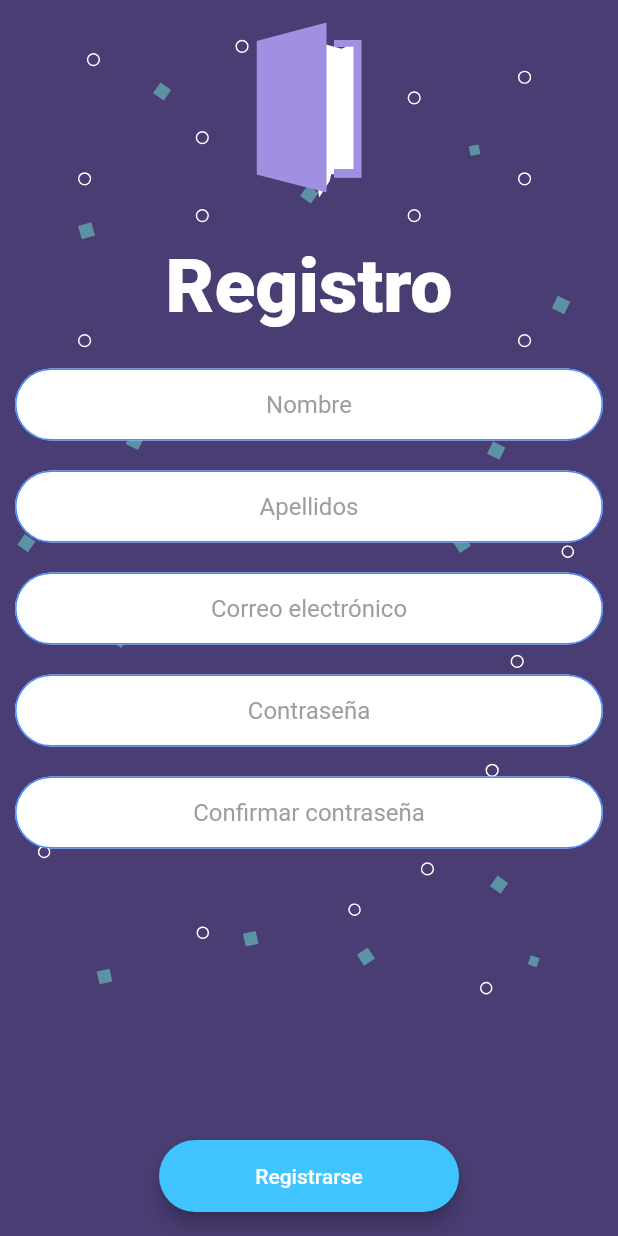
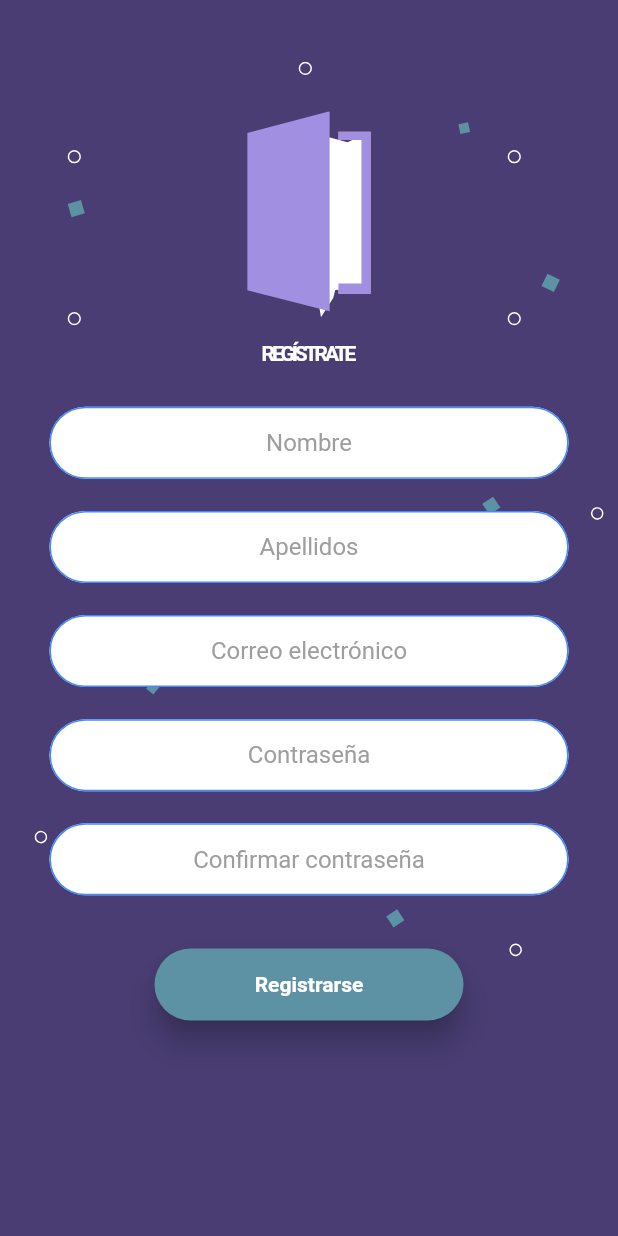
Before and after one commit to itumejia/pathapp, a Flutter app: the RegisterScreen screen opened by its route, on a phone screen of 412 x 824 dp. Run offline on Flutter 3.47's test engine with Material 2 defaults, Android fonts, the phone set to English and light mode, and no system bars; our stand-ins replace cloud_firestore, dotted_border, firebase_auth, firebase_core, flutter_svg, google_fonts and 2 more; missing offline and left inert: responsive_flutter; accounts and stored records are empty.

Commit message:
Pantallas loginScreen y registerScreen terminadas, actualizacion de los archivos dentro de assets y utilities

```diff
--- a/lib/main.dart
+++ b/lib/main.dart
@@ -13,6 +13,10 @@ import 'package:pathapp/screens/register_screen.dart';
 import 'package:pathapp/screens/sesion_screen.dart';
 import 'package:pathapp/screens/versatilidad_screen.dart';
 import 'package:pathapp/screens/areas_estudio_screen.dart';
+
+import 'screens/intro_screen.dart';
+import 'screens/login_screen.dart';
+import 'screens/register_screen.dart';
 
 void main() async {
   WidgetsFlutterBinding.ensureInitialized();
--- a/lib/screens/register_screen.dart
+++ b/lib/screens/register_screen.dart
@@ -1,69 +1,75 @@
 import 'package:flutter/material.dart';
 import 'package:flutter_svg/flutter_svg.dart';
 import 'package:modal_progress_hud/modal_progress_hud.dart';
-import 'package:pathapp/screens/Secciones.dart';
 import 'package:pathapp/screens/areas_estudio_screen.dart';
 import 'package:pathapp/utilities/components/count_button.dart';
 import 'package:pathapp/utilities/constants.dart';
 import 'package:firebase_auth/firebase_auth.dart';
 import 'package:cloud_firestore/cloud_firestore.dart';
+import 'package:pathapp/utilities/components/fonts.dart';
 
-InputDecoration getEstiloPass2(bool completo, bool coincide){
-  if(!completo){
+import '../utilities/constants.dart';
+
+InputDecoration getEstiloPass2(bool completo, bool coincide) {
+  if (!completo) {
     return kInputDecorationError.copyWith(hintText: "Confirmación Faltante");
-  }
-  else if(!coincide){
+  } else if (!coincide) {
     return kInputDecorationError.copyWith(hintText: "No coincide");
-  }
-  else{
+  } else {
     return kInputDecoration.copyWith(hintText: 'Confirmar contraseña');
   }
 }
 
 class RegisterScreen extends StatefulWidget {
-  static String id='register_screen';
+  static String id = 'register_screen';
   @override
   _RegisterScreenState createState() => _RegisterScreenState();
 }
 
 class _RegisterScreenState extends State<RegisterScreen> {
-  String nombre='';
-  String apellidos='';
-  String email='';
-  String password='';
-  String password2='';
+  String nombre = '';
+  String apellidos = '';
+  String email = '';
+  String password = '';
+  String password2 = '';
 
-  bool _saving=false;
+  bool _saving = false;
 
-  bool eNombre=true;
-  bool eApellidos=true;
-  bool eEmail=true;
-  bool ePass=true;
-  bool ePass2=true;
-  bool pass2coin=true;
+  bool eNombre = true;
+  bool eApellidos = true;
+  bool eEmail = true;
+  bool ePass = true;
+  bool ePass2 = true;
+  bool pass2coin = true;
 
-  bool todoChido=true;
+  bool todoChido = true;
 
-  final controllerNombre=TextEditingController();
-  final controllerApellidos=TextEditingController();
-  final controllerEmail=TextEditingController();
-  final controllerPass=TextEditingController();
-  final controllerPass2=TextEditingController();
+  final controllerNombre = TextEditingController();
+  final controllerApellidos = TextEditingController();
+  final controllerEmail = TextEditingController();
+  final controllerPass = TextEditingController();
+  final controllerPass2 = TextEditingController();
 
-  final _author=FirebaseAuth.instance;
-  final _cloud=FirebaseFirestore.instance.collection('/usuarios');
+  final _author = FirebaseAuth.instance;
+  final _cloud = FirebaseFirestore.instance.collection('/usuarios');
 
   @override
   Widget build(BuildContext context) {
+    final double widthScreenPercentage = MediaQuery.of(context).size.width;
+    final double heightScreenPercentage = MediaQuery.of(context).size.height;
     return Scaffold(
-      backgroundColor: Color(0xff493D73),
+      backgroundColor: kColorMorado,
       body: ModalProgressHUD(
         inAsyncCall: _saving,
-        child: Stack(
+        child: ListView(children: [
+          Stack(
             children: [
-            SvgPicture.asset(
-              "assets/images/estrellas_fondo.svg",
-              width: MediaQuery.of(context).size.width,
+              Padding(
+                padding: EdgeInsets.only(top: heightScreenPercentage * 0.05),
+                child: SvgPicture.asset(
+                  "assets/images/efectosFondo2.svg",
+                  width: widthScreenPercentage,
+                ),
               ),
               SafeArea(
                 child: Center(
@@ -71,179 +77,205 @@ class _RegisterScreenState extends State<RegisterScreen> {
                     crossAxisAlignment: CrossAxisAlignment.center,
                     children: [
                       Padding(
-                      padding: const EdgeInsets.symmetric(vertical: 15),
+                        padding:
+                            EdgeInsets.only(top: heightScreenPercentage * 0.09),
                         child: SvgPicture.asset(
                           "assets/images/libro.svg",
-                        width: 70,
+                          width: widthScreenPercentage * 0.2,
                         ),
                       ),
-                    SizedBox(
-                      height: 0.0,
+                      Padding(
+                        padding: EdgeInsets.symmetric(
+                            vertical: heightScreenPercentage * 0.02),
+                        child: fontStyleMPlus(
+                          text: 'REGÍSTRATE',
+                          sizePercentage: 5,
+                          color: Colors.white,
+                          letterSpacing: widthScreenPercentage * (-0.005),
+                        ),
                       ),
                       Padding(
-                      padding: const EdgeInsets.all(15.0),
-                      child: Text(
-                        "Registro",
-                        style: TextStyle(
-                          color: Colors.white,
-                          fontSize: 50,
-                          fontWeight: FontWeight.w900,
+                        padding: EdgeInsets.symmetric(
+                          vertical: heightScreenPercentage * 0.013,
+                          horizontal: widthScreenPercentage * 0.08,
                         ),
-                      ),
-                    ),
-
-                    Expanded(
-                      child: ListView(
-                        children: [
-                          Padding(
-                            padding: const EdgeInsets.all(10.0),
                         child: TextField(
                           controller: controllerNombre,
                           textAlign: TextAlign.center,
                           onChanged: (value) {
-                                nombre=value;
+                            nombre = value;
                           },
-                              decoration: eNombre ? kInputDecoration.copyWith(hintText: 'Nombre') : kInputDecorationError.copyWith(hintText: 'Nombre Faltante'),
+                          decoration: eNombre
+                              ? kInputDecoration.copyWith(hintText: 'Nombre')
+                              : kInputDecorationError.copyWith(
+                                  hintText: 'Nombre Faltante'),
                         ),
                       ),
-
                       Padding(
-                            padding: const EdgeInsets.all(10.0),
+                        padding: EdgeInsets.symmetric(
+                          vertical: heightScreenPercentage * 0.013,
+                          horizontal: widthScreenPercentage * 0.08,
+                        ),
                         child: TextField(
                           controller: controllerApellidos,
                           textAlign: TextAlign.center,
                           onChanged: (value) {
-                                apellidos=value;
+                            apellidos = value;
                           },
-                              decoration: eApellidos ? kInputDecoration.copyWith(hintText: 'Apellidos') : kInputDecorationError.copyWith(hintText: 'Apellidos Faltantes'),
+                          decoration: eApellidos
+                              ? kInputDecoration.copyWith(hintText: 'Apellidos')
+                              : kInputDecorationError.copyWith(
+                                  hintText: 'Apellidos Faltantes'),
                         ),
                       ),
                       Padding(
-                            padding: const EdgeInsets.all(10.0),
+                        padding: EdgeInsets.symmetric(
+                          vertical: heightScreenPercentage * 0.013,
+                          horizontal: widthScreenPercentage * 0.08,
+                        ),
                         child: TextField(
                           controller: controllerEmail,
                           textAlign: TextAlign.center,
                           keyboardType: TextInputType.emailAddress,
                           onChanged: (value) {
-                                email=value;
+                            email = value;
                           },
-                              decoration: eEmail ? kInputDecoration.copyWith(hintText: 'Correo electrónico') : kInputDecorationError.copyWith(hintText: 'Correo Faltante'),
+                          decoration: eEmail
+                              ? kInputDecoration.copyWith(
+                                  hintText: 'Correo electrónico')
+                              : kInputDecorationError.copyWith(
+                                  hintText: 'Correo Faltante'),
                         ),
                       ),
                       Padding(
-                            padding: const EdgeInsets.all(10.0),
+                        padding: EdgeInsets.symmetric(
+                          vertical: heightScreenPercentage * 0.013,
+                          horizontal: widthScreenPercentage * 0.08,
+                        ),
                         child: TextField(
                           controller: controllerPass,
                           textAlign: TextAlign.center,
                           obscureText: true,
                           onChanged: (value) {
-                                password=value;
+                            password = value;
                           },
-                              decoration: ePass ? kInputDecoration.copyWith(hintText: 'Contraseña') : kInputDecorationError.copyWith(hintText: 'Contraseña Faltante'),
+                          decoration: ePass
+                              ? kInputDecoration.copyWith(
+                                  hintText: 'Contraseña')
+                              : kInputDecorationError.copyWith(
+                                  hintText: 'Contraseña Faltante'),
                         ),
                       ),
                       Padding(
-                            padding: const EdgeInsets.all(10.0),
+                        padding: EdgeInsets.symmetric(
+                          vertical: heightScreenPercentage * 0.013,
+                          horizontal: widthScreenPercentage * 0.08,
+                        ),
                         child: TextField(
                           controller: controllerPass2,
                           textAlign: TextAlign.center,
                           obscureText: true,
                           onChanged: (value) {
-                                password2=value;
+                            password2 = value;
                           },
                           decoration: getEstiloPass2(ePass2, pass2coin),
                         ),
                       ),
-                        ],
-                      ),
-                    ),
-
-
-                    SizedBox(
-                      height: 24.0,
-                    ),
-                    CountButton(text:'Registrarse',color: Colors.lightBlueAccent,function: () async{
+                      CountButton(
+                          screenWidth: widthScreenPercentage,
+                          screenHeight: heightScreenPercentage,
+                          text: 'Registrarse',
+                          color: kColorAzulEfectosFondo,
+                          function: () async {
                             setState(() {
-                        _saving=true;
+                              _saving = true;
                             });
 
-                      todoChido=true;
-                      eNombre=true;
-                      eApellidos=true;
-                      eEmail=true;
-                      ePass=true;
-                      ePass2=true;
-                      pass2coin=true;
+                            todoChido = true;
+                            eNombre = true;
+                            eApellidos = true;
+                            eEmail = true;
+                            ePass = true;
+                            ePass2 = true;
+                            pass2coin = true;
 
-
-                      if(nombre==''){
-                        todoChido=false;
+                            if (nombre == '') {
+                              todoChido = false;
                               controllerNombre.clear();
                               setState(() {
-                          eNombre=false;
+                                eNombre = false;
                               });
                             }
-                      if(apellidos==''){
-                        todoChido=false;
+                            if (apellidos == '') {
+                              todoChido = false;
                               controllerApellidos.clear();
                               setState(() {
-                          eApellidos=false;
+                                eApellidos = false;
                               });
                             }
-                      if(email==''){
-                        todoChido=false;
+                            if (email == '') {
+                              todoChido = false;
                               controllerEmail.clear();
                               setState(() {
-                          eEmail=false;
+                                eEmail = false;
                               });
                             }
-                      if(password==''){
-                        todoChido=false;
+                            if (password == '') {
+                              todoChido = false;
                               controllerPass.clear();
                               setState(() {
-                          ePass=false;
+                                ePass = false;
                               });
                             }
-                      if(password2==''){
-                        todoChido=false;
+                            if (password2 == '') {
+                              todoChido = false;
                               controllerPass2.clear();
                               setState(() {
-                          ePass2=false;
+                                ePass2 = false;
                               });
                             }
 
-                      if(password!=password2){
-                        todoChido=false;
+                            if (password != password2) {
+                              todoChido = false;
                               controllerPass2.clear();
                               setState(() {
-                          pass2coin=false;
+                                pass2coin = false;
                               });
                             }
 
-
-
-
-                      if(todoChido){
-                        try{
+                            if (todoChido) {
+                              try {
                                 print(email);
                                 print(password);
-                          final newUser=await _author.createUserWithEmailAndPassword(email: email, password: password);
-                          if(newUser!=null){
-                            await _cloud.doc(email).set({"nombres":nombre,"apellidos":apellidos, "carreras":[], "versatilidad": {}, "prestigio": {},"imp_social": {},"cap_habilidades": {},"cap_personas": {},"personal_fit": {}});
-                            Navigator.pushReplacementNamed(context,areasEstudioScreen.id); //Cambiar a Introducir Carreras
+                                final newUser = await _author
+                                    .createUserWithEmailAndPassword(
+                                        email: email, password: password);
+                                if (newUser != null) {
+                                  await _cloud.doc(email).set({
+                                    "nombres": nombre,
+                                    "apellidos": apellidos,
+                                    "carreras": [],
+                                    "versatilidad": {},
+                                    "prestigio": {},
+                                    "imp_social": {},
+                                    "cap_habilidades": {},
+                                    "cap_personas": {},
+                                    "personal_fit": {}
+                                  });
+                                  Navigator.pushReplacementNamed(
+                                      context,
+                                      areasEstudioScreen
+                                          .id); //Cambiar a Introducir Carreras
                                   print("Jalo chido");
                                 }
-                        }
-                        catch(e){
+                              } catch (e) {
                                 print(e);
                               }
                             }
 
                             setState(() {
-                        _saving=false;
+                              _saving = false;
                             });
-
-
                           }),
                     ],
                   ),
@@ -251,9 +283,8 @@ class _RegisterScreenState extends State<RegisterScreen> {
               ),
             ],
           ),
+        ]),
       ),
-
-
     );
   }
 }
--- a/lib/utilities/components/count_button.dart
+++ b/lib/utilities/components/count_button.dart
@@ -1,22 +1,45 @@
 import 'package:flutter/material.dart';
+import 'package:responsive_flutter/responsive_flutter.dart';
 
-Padding CountButton({String text, Color color, Function function}){
+class CountButton extends StatelessWidget {
+  CountButton(
+      {@required this.text,
+      @required this.color,
+      @required this.function,
+      @required this.screenWidth,
+      @required this.screenHeight,
+      this.fontSizePercentage});
+  final String text;
+  final Color color;
+  final Function function;
+  final double screenWidth;
+  final double screenHeight;
+  // es un double, si no se asigna se pone por default en 2%, donde 2% es igual a 2, no a 0.02
+  final double fontSizePercentage;
+  @override
+  Widget build(BuildContext context) {
     return Padding(
-    padding: EdgeInsets.symmetric(vertical: 16.0),
+      padding: EdgeInsets.symmetric(vertical: screenHeight * 0.03),
       child: Material(
-      elevation: 5.0,
+        elevation: screenHeight * 0.01,
         color: color,
-      borderRadius: BorderRadius.circular(30.0),
+        borderRadius: BorderRadius.circular(screenWidth * 0.15),
         child: MaterialButton(
           onPressed: function,
-        minWidth: 200.0,
-        height: 42.0,
+          minWidth: screenWidth * 0.5,
+          height: screenHeight * 0.05,
           child: Text(
             text,
-          style: TextStyle(color: Colors.white),
+            style: TextStyle(
+                color: Colors.white,
+                fontWeight: FontWeight.bold,
+                fontSize: fontSizePercentage == null
+                    ? ResponsiveFlutter.of(context).fontSize(2)
+                    : ResponsiveFlutter.of(context)
+                        .fontSize(fontSizePercentage)),
           ),
         ),
       ),
     );
-
   }
+}
--- a/lib/utilities/components/roundedContainer.dart
+++ b/lib/utilities/components/roundedContainer.dart
@@ -5,9 +5,9 @@ class roundedContainer extends StatelessWidget {
       {@required this.heightPercentage,
       @required this.widthPercentage,
       this.childContainer});
-  final heightPercentage;
-  final widthPercentage;
-  final childContainer;
+  final double heightPercentage;
+  final double widthPercentage;
+  final Widget childContainer;
 
   @override
   Widget build(BuildContext context) {
--- a/lib/utilities/constants.dart
+++ b/lib/utilities/constants.dart
@@ -14,6 +14,7 @@ const kColorMoradoGris = Color(0xFF5A5275);
 const kColorRosa = Color(0xFFF6C2C2);
 const kColorVerdeClaro = Color(0xFFC6DC72);
 const kColorVerdeOscuro = Color(0xFF8BA32B);
+const kColorAzulEfectosFondo = Color(0xFF5C92A3);
 
 const kInputCarreras = InputDecoration(
   hintText: 'Introduce carrera',
```
Also changed, not shown: lib/screens/areas_estudio_screen.dart (+27 -29 lines), lib/screens/login_screen.dart (+78 -64 lines), assets/images/efectosFondo2.svg (added), assets/images/estrellas_fondo.svg (deleted). Lines whose indentation alone changed are shown as unchanged.
